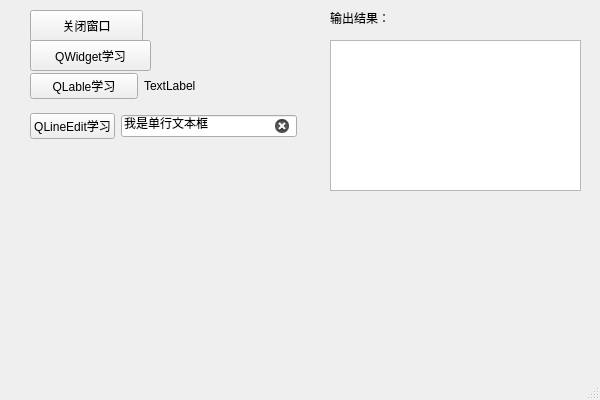
Old version of the form PyQt5Projects/PyQt5快速开发与实战/02_基本窗口控件.ui in the repository yaoleistable/PythonBase.
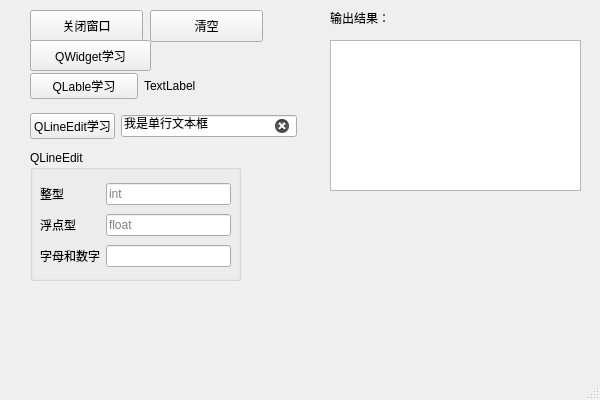
New version of the form. Icons and pictures are not drawn.

Patch:
```diff
--- a/PyQt5Projects/PyQt5快速开发与实战/02_基本窗口控件.ui
+++ b/PyQt5Projects/PyQt5快速开发与实战/02_基本窗口控件.ui
@@ -122,6 +122,85 @@
                     </item>
                 </layout>
             </widget>
+            <widget class="QGroupBox" name="groupBox">
+                <property name="geometry">
+                    <rect>
+                        <x>30</x>
+                        <y>150</y>
+                        <width>211</width>
+                        <height>131</height>
+                    </rect>
+                </property>
+                <property name="title">
+                    <string>QLineEdit</string>
+                </property>
+                <widget class="QWidget" name="layoutWidget">
+                    <property name="geometry">
+                        <rect>
+                            <x>10</x>
+                            <y>30</y>
+                            <width>191</width>
+                            <height>91</height>
+                        </rect>
+                    </property>
+                    <layout class="QGridLayout" name="gridLayout">
+                        <item row="0" column="0">
+                            <widget class="QLabel" name="label_3">
+                                <property name="text">
+                                    <string>整型</string>
+                                </property>
+                            </widget>
+                        </item>
+                        <item row="0" column="1">
+                            <widget class="QLineEdit" name="pIntLineEdit">
+                                <property name="inputMethodHints">
+                                    <set>Qt::ImhNone</set>
+                                </property>
+                                <property name="placeholderText">
+                                    <string>int</string>
+                                </property>
+                            </widget>
+                        </item>
+                        <item row="1" column="0">
+                            <widget class="QLabel" name="label_4">
+                                <property name="text">
+                                    <string>浮点型</string>
+                                </property>
+                            </widget>
+                        </item>
+                        <item row="1" column="1">
+                            <widget class="QLineEdit" name="pDoubleLineEdit">
+                                <property name="placeholderText">
+                                    <string>float</string>
+                                </property>
+                            </widget>
+                        </item>
+                        <item row="2" column="0">
+                            <widget class="QLabel" name="label_5">
+                                <property name="text">
+                                    <string>字母和数字</string>
+                                </property>
+                            </widget>
+                        </item>
+                        <item row="2" column="1">
+                            <widget class="QLineEdit" name="pValidatorLineEdit"/>
+                        </item>
+                    </layout>
+                </widget>
+            </widget>
+            <widget class="QPushButton" name="btn_Clear">
+                <property name="geometry">
+                    <rect>
+                        <x>150</x>
+                        <y>10</y>
+                        <width>113</width>
+                        <height>32</height>
+                    </rect>
+                </property>
+                <property name="text">
+                    <string>清空</string>
+                </property>
+            </widget>
             <widget class="QWidget" name="">
                 <property name="geometry">
                     <rect>
```
Left out of the diff: 2 changed lines with no effect on the pictures.
